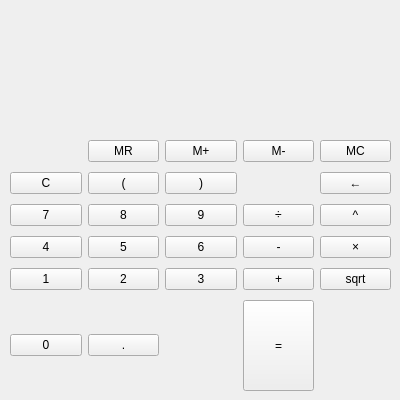
First picture: the form in gui/forms/mainwindow.ui, repository johann-gorban/QCalculator, before the edit.
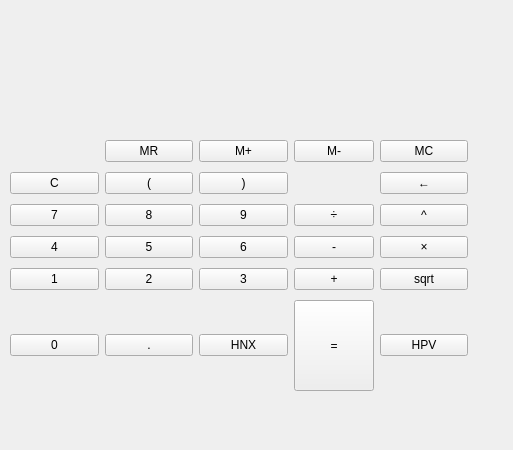
Second picture: the form after the edit.

Commit message: History management system GUI provided

Diff of the .ui file:
```diff
--- a/gui/forms/mainwindow.ui
+++ b/gui/forms/mainwindow.ui
@@ -9,22 +9,10 @@
    <rect>
     <x>0</x>
     <y>0</y>
-    <width>400</width>
-    <height>400</height>
+    <width>513</width>
+    <height>450</height>
    </rect>
   </property>
-  <property name="minimumSize">
-   <size>
-    <width>400</width>
-    <height>400</height>
-   </size>
-  </property>
-  <property name="maximumSize">
-   <size>
-    <width>600</width>
-    <height>600</height>
-   </size>
-  </property>
   <property name="baseSize">
    <size>
     <width>600</width>
@@ -39,7 +27,7 @@
     <rect>
      <x>10</x>
      <y>140</y>
-     <width>381</width>
+     <width>458</width>
      <height>251</height>
     </rect>
    </property>
@@ -247,6 +235,20 @@
       </property>
      </widget>
     </item>
+    <item row="5" column="2">
+     <widget class="QPushButton" name="ButtonHistoryNext">
+      <property name="text">
+       <string>HNX</string>
+      </property>
+     </widget>
+    </item>
+    <item row="5" column="4">
+     <widget class="QPushButton" name="ButtonHistoryPrev">
+      <property name="text">
+       <string>HPV</string>
+      </property>
+     </widget>
+    </item>
    </layout>
   </widget>
  </widget>
```
Left out of the diff: 4 changed lines with no effect on the pictures. The commit also changes 4 other files.
